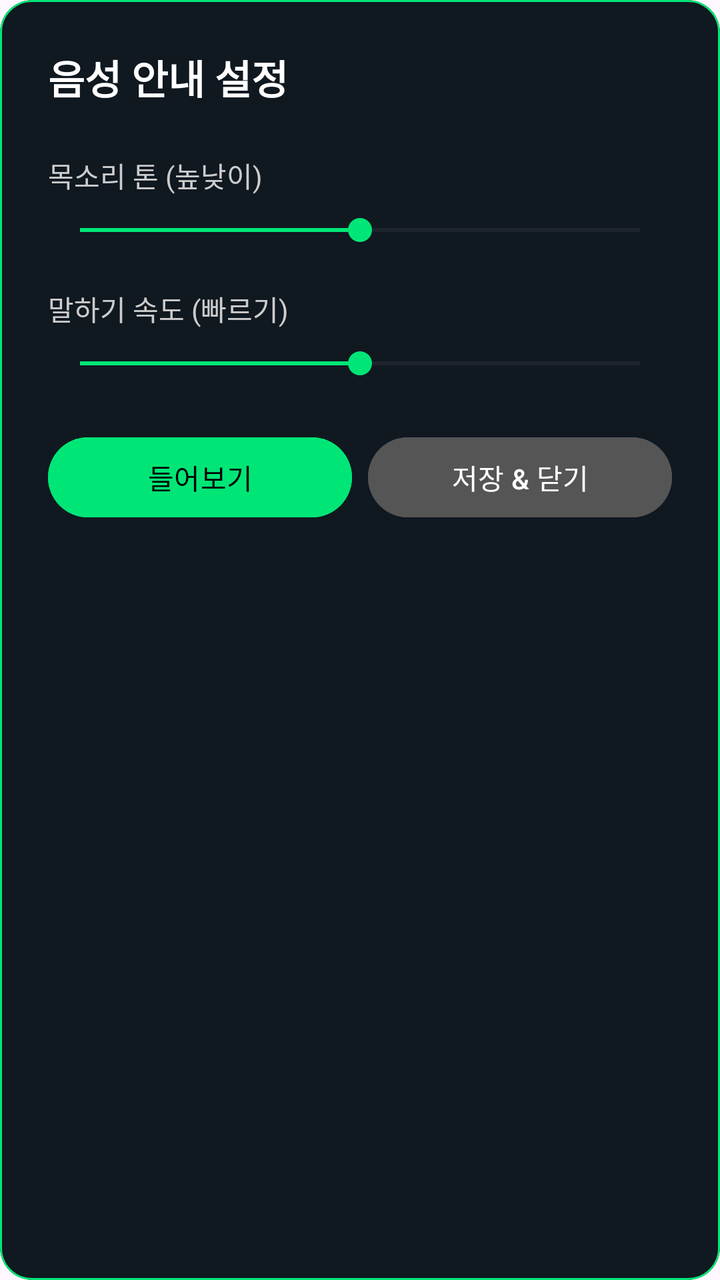
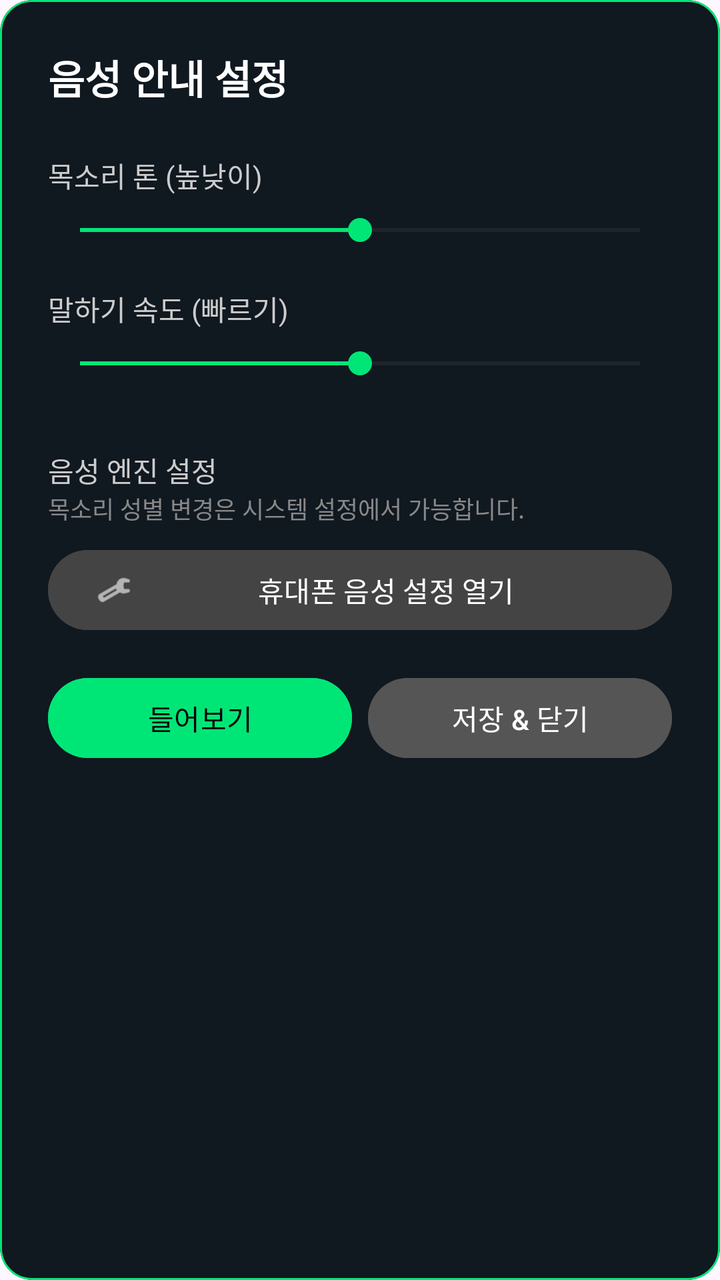

Screens rendered from an Android XML layout before and after an edit, with the pre-edit source and the edit as a unified diff.
<!-- AndroidManifest.xml: application theme Theme.AGproject -->
<!-- res/layout/dialog_tts_settings.xml -->
<?xml version="1.0" encoding="utf-8"?>
<com.google.android.material.card.MaterialCardView
    xmlns:android="http://schemas.android.com/apk/res/android"
    xmlns:app="http://schemas.android.com/apk/res-auto"
    android:layout_width="320dp"
    android:layout_height="wrap_content"
    app:cardBackgroundColor="@color/bg_dark"
    app:cardCornerRadius="16dp"
    app:strokeColor="@color/accent_blue"
    app:strokeWidth="1dp">

  <LinearLayout
      android:layout_width="match_parent"
      android:layout_height="wrap_content"
      android:orientation="vertical"
      android:padding="24dp">

    <TextView
        android:text="음성 안내 설정"
        android:textColor="#FFFFFF"
        android:textSize="20sp"
        android:textStyle="bold"
        android:layout_width="wrap_content"
        android:layout_height="wrap_content"
        android:layout_marginBottom="24dp"/>

    <TextView
        android:text="목소리 톤 (높낮이)"
        android:textColor="#CCCCCC"
        android:layout_width="wrap_content"
        android:layout_height="wrap_content"/>

    <SeekBar
        android:id="@+id/seekPitch"
        android:layout_width="match_parent"
        android:layout_height="wrap_content"
        android:max="20"
        android:progress="10"
        android:progressTint="@color/accent_blue"
        android:thumbTint="@color/accent_blue"
        android:layout_marginTop="8dp"
        android:layout_marginBottom="20dp"/>

    <TextView
        android:text="말하기 속도 (빠르기)"
        android:textColor="#CCCCCC"
        android:layout_width="wrap_content"
        android:layout_height="wrap_content"/>

    <SeekBar
        android:id="@+id/seekSpeed"
        android:layout_width="match_parent"
        android:layout_height="wrap_content"
        android:max="20"
        android:progress="10"
        android:progressTint="@color/accent_blue"
        android:thumbTint="@color/accent_blue"
        android:layout_marginTop="8dp"
        android:layout_marginBottom="24dp"/>

    <LinearLayout
        android:layout_width="match_parent"
        android:layout_height="wrap_content"
        android:orientation="horizontal">

      <com.google.android.material.button.MaterialButton
          android:id="@+id/btnTestTTS"
          android:layout_width="0dp"
          android:layout_weight="1"
          android:layout_height="wrap_content"
          android:text="들어보기"
          android:textColor="#000000"
          android:backgroundTint="@color/accent_blue"
          android:layout_marginEnd="8dp"/>

      <com.google.android.material.button.MaterialButton
          android:id="@+id/btnClose"
          android:layout_width="0dp"
          android:layout_weight="1"
          android:layout_height="wrap_content"
          android:text="저장 &amp; 닫기"
          android:textColor="#FFFFFF"
          android:backgroundTint="#555555"/>
    </LinearLayout>

  </LinearLayout>
</com.google.android.material.card.MaterialCardView>
<!-- resources referenced by this layout -->
<resources>
  <color name="accent_blue">#00E676</color>
  <color name="bg_dark">#101820</color>
  <style name="Theme.AGproject" parent="Base.Theme.AGproject" />
  <style name="Base.Theme.AGproject" parent="Theme.Material3.DayNight.NoActionBar">
          
          
      </style>
</resources>

<!-- the commit's change to res/layout/dialog_tts_settings.xml (unified diff, before → after) -->
@@ -58,6 +58,32 @@
         android:layout_marginTop="8dp"
         android:layout_marginBottom="24dp"/>
 
+    <TextView
+        android:text="음성 엔진 설정"
+        android:textColor="#CCCCCC"
+        android:layout_width="wrap_content"
+        android:layout_height="wrap_content"
+        android:layout_marginTop="10dp"/>
+
+    <TextView
+        android:text="목소리 성별 변경은 시스템 설정에서 가능합니다."
+        android:textColor="#888888"
+        android:textSize="12sp"
+        android:layout_width="wrap_content"
+        android:layout_height="wrap_content"
+        android:layout_marginBottom="8dp"/>
+
+    <com.google.android.material.button.MaterialButton
+        android:id="@+id/btnOpenSystemTTS"
+        android:layout_width="match_parent"
+        android:layout_height="wrap_content"
+        android:text="휴대폰 음성 설정 열기"
+        android:textColor="#FFFFFF"
+        android:backgroundTint="#444444"
+        app:icon="@android:drawable/ic_menu_manage"
+        app:iconTint="#FFFFFF"
+        android:layout_marginBottom="16dp"/>
+
     <LinearLayout
         android:layout_width="match_parent"
         android:layout_height="wrap_content"
